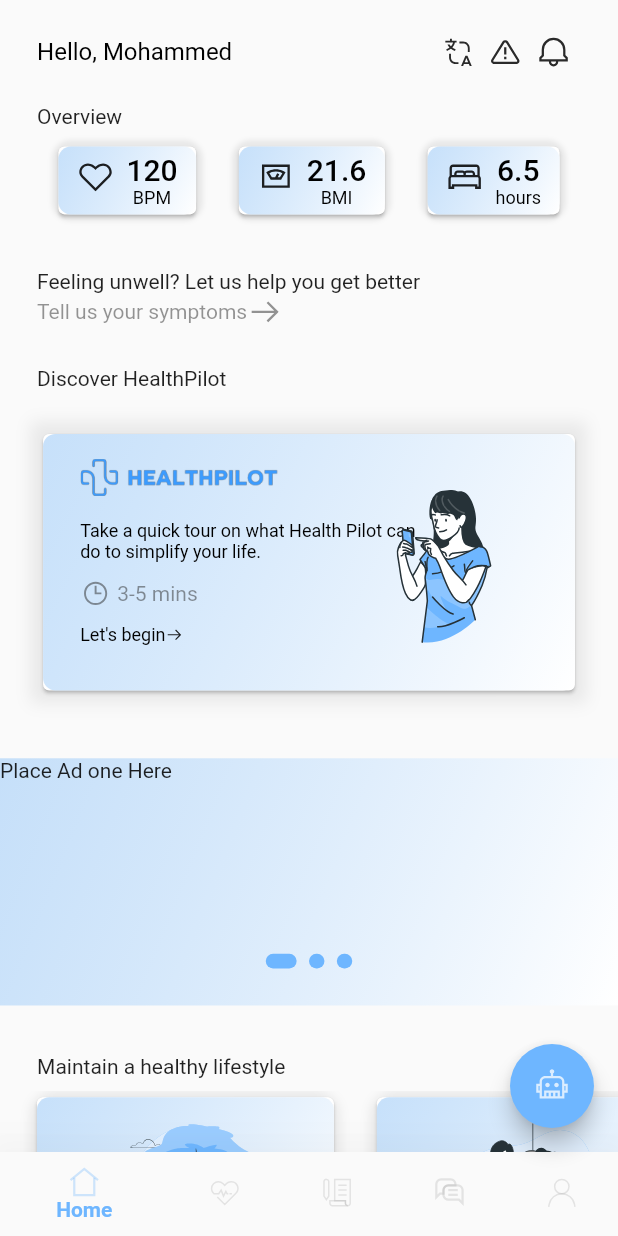
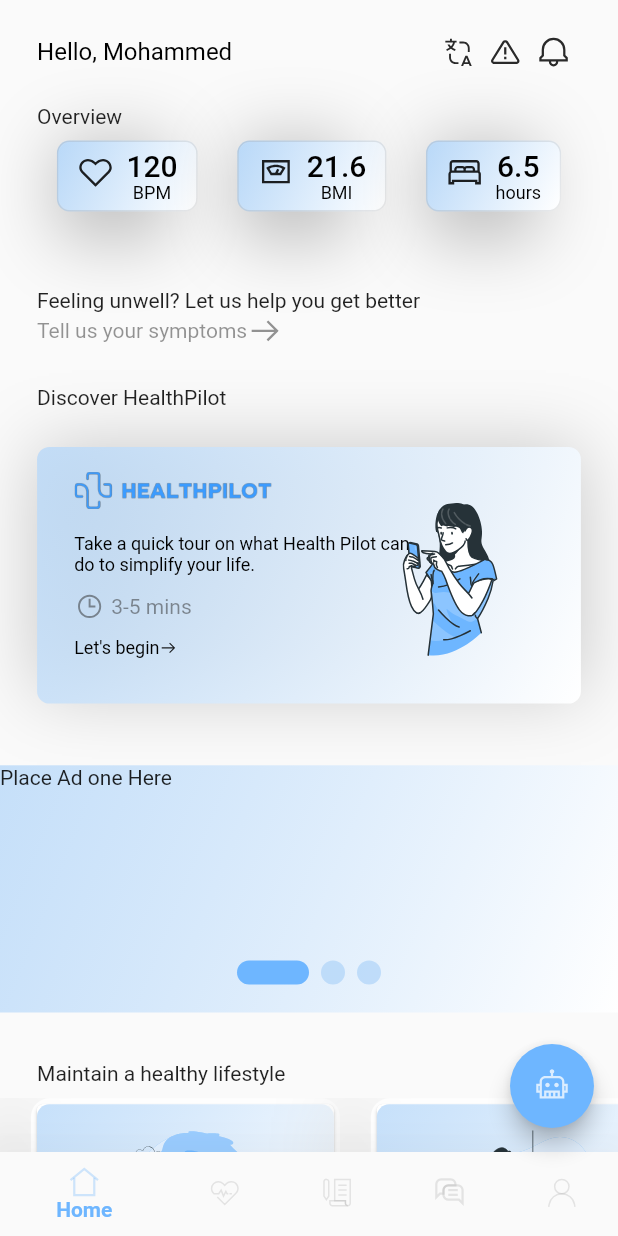
Before and after one commit to Medical-Ai-Computing/Health_Pilot_Flutter_project, a Flutter app: the screen it shows after launch, on a phone screen of 412 x 824 dp. Run offline on Flutter 3.47's test engine with Material 2 defaults, Android fonts, the phone set to English and light mode, and no system bars; drawn by our look-alikes of smooth_page_indicator; our stand-ins replace flutter_svg, font_awesome_flutter, intl_phone_field, line_icons; Roboto replaces fonts that are missing (Plus Jakarta Sans).

Commit message:
small changes on shadow

```diff
--- a/healthpilot/lib/screens/home_page_screen.dart/ad_widget.dart
+++ b/healthpilot/lib/screens/home_page_screen.dart/ad_widget.dart
@@ -1,4 +1,5 @@
 import 'package:flutter/material.dart';
+import 'package:smooth_page_indicator/smooth_page_indicator.dart';
 
 import '../../theme/app_theme.dart';
 import '../../theme/app_theme.dart';
@@ -18,19 +19,6 @@
     'Place Ad two Here',
     'Place Ad three Here',
   ];
-  void changeAdPage() {
-    // Future.delayed(
-    //   Duration(seconds: 5),
-    //   () {
-    //     if (_currentPage >= ads.length) {
-    //       _currentPage = 0;
-    //     }
-    setState(() {
-      _currentPage++;
-    });
-    // },
-    // );
-  }
 
   @override
   Widget build(BuildContext context) {
@@ -40,7 +28,9 @@
       width: double.infinity,
       height: size.height * 0.2,
       decoration: AppTheme.cardThemeForHomeScreenOverview,
-      child: PageView.builder(
+      child: Stack(
+        children: [
+          PageView.builder(
             controller: _pageController,
             itemCount: ads.length,
             onPageChanged: (index) {
@@ -49,7 +39,6 @@
               });
             },
             itemBuilder: (context, index) => GestureDetector(
-          onHorizontalDragCancel: () => changeAdPage(),
               child: Column(
                 mainAxisAlignment: MainAxisAlignment.spaceBetween,
                 children: [
@@ -60,33 +49,22 @@
                       textAlign: TextAlign.left,
                     ),
                   ),
+                ],
+              ),
+            ),
+          ),
           Container(
-                margin: EdgeInsets.only(bottom: size.height * 0.03),
-                child: Row(
-                  mainAxisAlignment: MainAxisAlignment.center,
-                  children: [
-                    for (int i = 0; i < ads.length; i++)
-                      Container(
-                        margin:
-                            EdgeInsets.symmetric(horizontal: size.width * 0.01),
-                        height: size.height * 0.0118,
-                        width: _currentPage == i
-                            ? size.width * 0.05
-                            : size.width * 0.025,
-                        // color: Color.fromRGBO(110, 182, 255, 1),
-                        decoration: BoxDecoration(
-                          borderRadius:
-                              BorderRadius.all(Radius.elliptical(100, 100)),
-                          color: Color.fromRGBO(110, 182, 255, 1),
+            alignment: Alignment(0, 0.75),
+            child: SmoothPageIndicator(
+              controller: _pageController,
+              count: ads.length,
+              effect: ExpandingDotsEffect(
+                  activeDotColor: Color.fromRGBO(110, 182, 255, 1),
+                  dotColor: Color.fromRGBO(183, 216, 249, 0.839)),
             ),
           )
         ],
       ),
-              )
-            ],
-          ),
-        ),
-      ),
     );
   }
 }
--- a/healthpilot/lib/screens/home_page_screen.dart/blog_reccomendation._card.dart
+++ b/healthpilot/lib/screens/home_page_screen.dart/blog_reccomendation._card.dart
@@ -13,20 +13,29 @@
   Widget build(BuildContext context) {
     final size = MediaQuery.of(context).size;
 
-    return Container(
+    return Stack(
+      children: [
+        Container(
+          width: size.width * 0.04,
+          height: size.height * 0.3,
+          decoration: BoxDecoration(boxShadow: [
+            BoxShadow(
+              blurRadius: 40,
+              spreadRadius: 0,
+              color: const Color.fromRGBO(46, 46, 46, 1.000).withOpacity(0.2),
+            )
+          ]),
+        ),
+        Container(
           margin: EdgeInsets.only(left: size.width * 0.05),
-      // padding: EdgeInsets.symmetric(horizontal: size.height * 0.05),
-
+          decoration: BoxDecoration(
+              color: const Color.fromARGB(206, 255, 255, 255),
+              borderRadius: BorderRadius.circular(size.width * 0.03)),
           width: size.width * 0.5,
+          height: size.height * 0.3,
           child: Column(
             children: [
               Container(
-            decoration: BoxDecoration(boxShadow: [
-              BoxShadow(
-                  color: Colors.black.withOpacity(0.07),
-                  blurRadius: 5,
-                  blurStyle: BlurStyle.normal),
-            ], borderRadius: BorderRadius.circular(size.width * 0.04)),
                 child: Card(
                   // elevation: 3,
                   child: Container(
@@ -35,7 +44,8 @@
                     padding: EdgeInsets.all(size.width * 0.03),
                     decoration: BoxDecoration(
                         borderRadius: BorderRadius.circular(size.width * 0.02),
-                    gradient: AppTheme.cardThemeForHomeScreenOverview.gradient),
+                        gradient:
+                            AppTheme.cardThemeForHomeScreenOverview.gradient),
                     child: SvgPicture.asset(img),
                   ),
                 ),
@@ -62,6 +72,8 @@
               )
             ],
           ),
+        ),
+      ],
     );
   }
 }
--- a/healthpilot/lib/screens/home_page_screen.dart/discover_healthpilot.dart
+++ b/healthpilot/lib/screens/home_page_screen.dart/discover_healthpilot.dart
@@ -13,17 +13,22 @@
     final size = MediaQuery.of(context).size;
     return Container(
       margin: EdgeInsets.all(size.width * 0.06),
-      decoration: BoxDecoration(
-        boxShadow: [
+      child: Stack(
+        children: [
+          Container(
+            // color: Colors.amber,
+            width: size.width * 0.9,
+            height: size.height * 0.2,
+            decoration: BoxDecoration(boxShadow: [
               BoxShadow(
-              color: Colors.black.withOpacity(0.07),
-              blurRadius: size.width * 0.02,
-              spreadRadius: size.width * 0.01),
-        ],
+                blurRadius: 40,
+                spreadRadius: 0,
+                color:
+                    const Color.fromRGBO(46, 46, 46, 1.000).withOpacity(0.25),
+              )
+            ]),
           ),
-      child: Card(
-        child: Container(
-          // width: ,
+          Container(
             decoration: BoxDecoration(
                 borderRadius: BorderRadius.circular(size.width * 0.02),
                 gradient: AppTheme.cardThemeForHomeScreenOverview.gradient),
@@ -91,6 +96,7 @@
               ],
             ),
           ),
+        ],
       ),
     );
   }
--- a/healthpilot/lib/screens/home_page_screen.dart/overview_card.dart
+++ b/healthpilot/lib/screens/home_page_screen.dart/overview_card.dart
@@ -1,8 +1,7 @@
+import 'dart:ui';
+
 import 'package:flutter/material.dart';
-import 'package:flutter_svg/flutter_svg.dart';
-import 'package:healthpilot/data/contants.dart';
 import 'package:healthpilot/theme/app_theme.dart';
-import 'package:line_icons/line_icons.dart';
 
 class OverviewCard extends StatelessWidget {
   final IconData icon;
@@ -16,14 +15,29 @@
   @override
   Widget build(BuildContext context) {
     final size = MediaQuery.of(context).size;
-    return Container(
+    return Stack(
+      children: [
+        Container(
+          height: size.height * 0.08,
+          width: size.width * 0.18,
           decoration: BoxDecoration(boxShadow: [
             BoxShadow(
-          color: Colors.black.withOpacity(0.07),
-          blurRadius: 2,
+                color: const Color.fromRGBO(46, 46, 46, 1.000).withOpacity(0.3),
+                blurRadius: 40,
+                spreadRadius: 0,
+                offset: const Offset(0, 0))
+          ]),
+          child: Center(
+              child: BackdropFilter(
+                  filter: ImageFilter.blur(sigmaX: 10, sigmaY: 10))),
         ),
-      ], borderRadius: BorderRadius.circular(size.width * 0.03)),
-      child: Card(
+        Container(
+          decoration: BoxDecoration(
+              border: Border.all(
+                  color:
+                      const Color.fromRGBO(46, 46, 46, 1.000).withOpacity(0.1)),
+              borderRadius: BorderRadius.circular(size.width * 0.02),
+              gradient: AppTheme.cardThemeForHomeScreenOverview.gradient),
           child: Container(
             decoration: BoxDecoration(
                 borderRadius: BorderRadius.circular(size.width * 0.02),
@@ -58,7 +72,8 @@
               ),
             ),
           ),
-      ),
+        )
+      ],
     );
   }
 }
```
Lines whose indentation alone changed are shown as unchanged.
